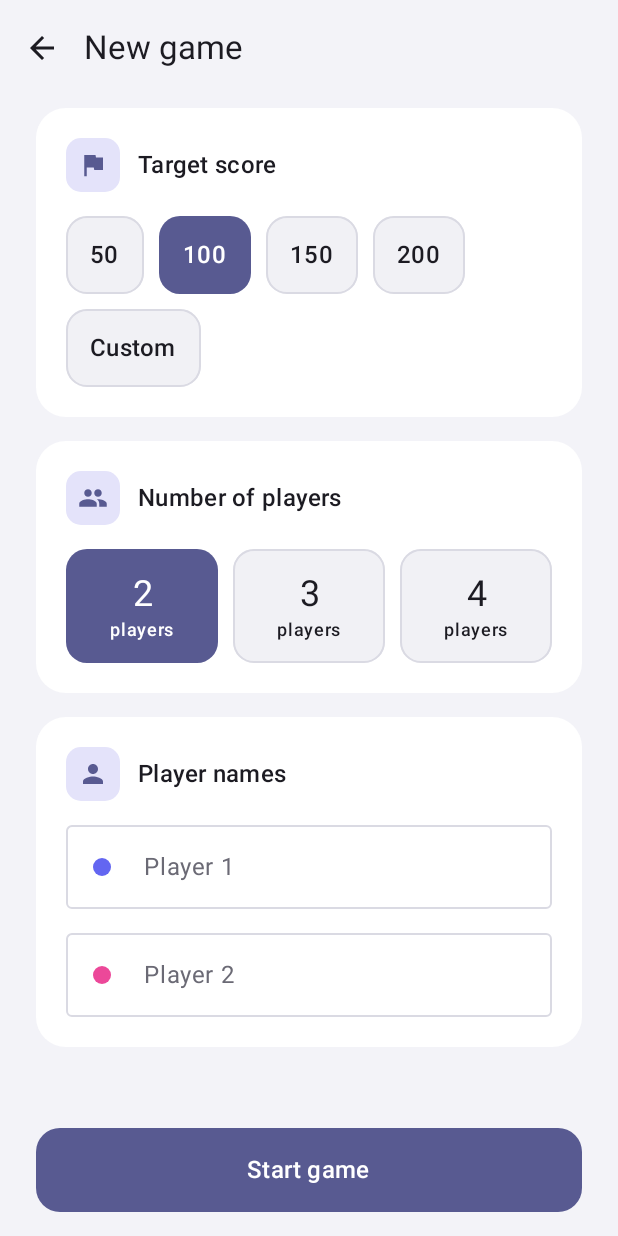
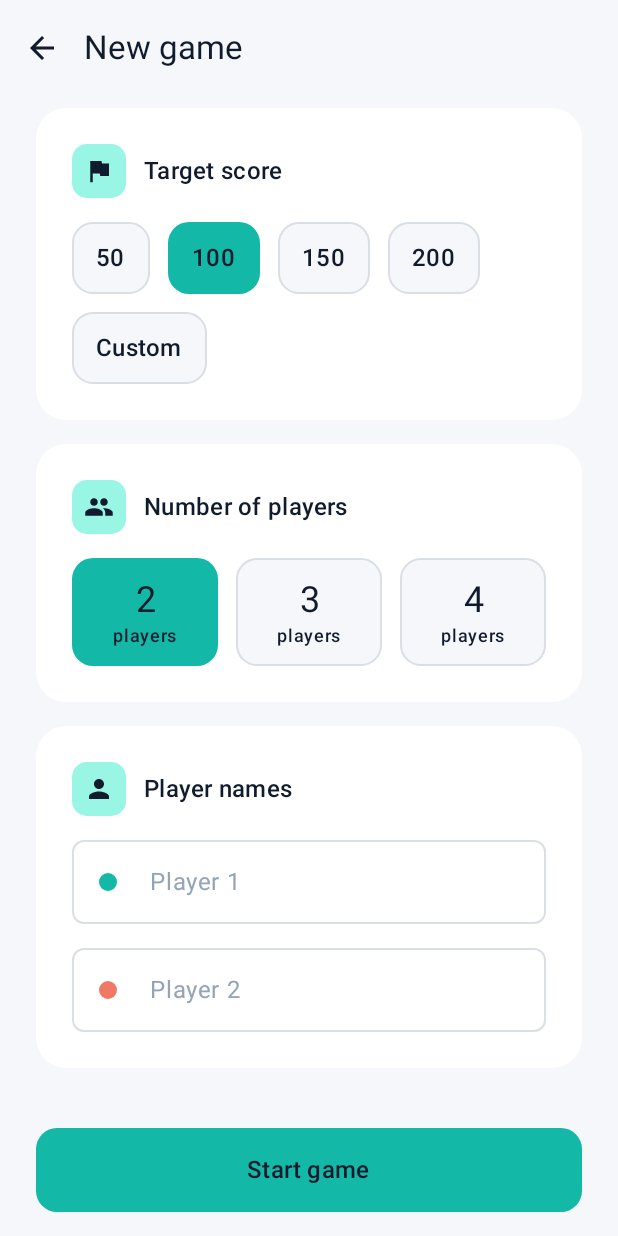
Before and after one commit to khaledX5/kotlin-domino-score-tracker, an Android app built with Jetpack Compose: the screen it shows after launch (MainActivity), after a tap on "New game", on a phone screen of 412 x 824 dp. Run offline under Robolectric (Android 15) with nearby library versions, the phone set to English and light mode, and no system bars; our stand-ins replace Dagger/Hilt's generated code, Room's generated code; libraries missing offline, so code that uses them is left out: androidx.hilt.lifecycle.

Commit message:
feat(ui): adopt the midnight teal palette as the design system

```diff
--- a/app/src/main/java/io/github/khaledx5/dominoscore/ui/components/FormSections.kt
+++ b/app/src/main/java/io/github/khaledx5/dominoscore/ui/components/FormSections.kt
@@ -23,6 +23,7 @@ import androidx.compose.ui.Modifier
 import androidx.compose.ui.res.painterResource
 import androidx.compose.ui.text.font.FontWeight
 import androidx.compose.ui.unit.dp
+import io.github.khaledx5.dominoscore.ui.theme.Spacing
 
 /** A white rounded card with an icon and a title, used to group one part of a form. */
 @Composable
@@ -34,18 +35,21 @@ fun SectionCard(
 ) {
     Card(
         modifier = modifier.fillMaxWidth(),
-        shape = RoundedCornerShape(20.dp),
+        shape = MaterialTheme.shapes.large,
         colors = CardDefaults.cardColors(containerColor = MaterialTheme.colorScheme.surface),
     ) {
-        Column(modifier = Modifier.padding(20.dp), verticalArrangement = Arrangement.spacedBy(16.dp)) {
-            Row(verticalAlignment = Alignment.CenterVertically, horizontalArrangement = Arrangement.spacedBy(12.dp)) {
-                Surface(shape = RoundedCornerShape(10.dp), color = MaterialTheme.colorScheme.primaryContainer) {
+        Column(modifier = Modifier.padding(Spacing.xl), verticalArrangement = Arrangement.spacedBy(Spacing.l)) {
+            Row(
+                verticalAlignment = Alignment.CenterVertically,
+                horizontalArrangement = Arrangement.spacedBy(Spacing.m),
+            ) {
+                Surface(shape = MaterialTheme.shapes.small, color = MaterialTheme.colorScheme.primaryContainer) {
                     Icon(
                         painter = painterResource(iconRes),
                         contentDescription = null,
-                        tint = MaterialTheme.colorScheme.primary,
+                        tint = MaterialTheme.colorScheme.onPrimaryContainer,
                         modifier = Modifier
-                            .padding(8.dp)
+                            .padding(Spacing.s)
                             .size(20.dp),
                     )
                 }
@@ -63,12 +67,15 @@ fun ChoiceTile(selected: Boolean, onClick: () -> Unit, modifier: Modifier = Modi
         selected = selected,
         onClick = onClick,
         modifier = modifier,
-        shape = RoundedCornerShape(14.dp),
+        shape = MaterialTheme.shapes.medium,
         color = if (selected) MaterialTheme.colorScheme.primary else MaterialTheme.colorScheme.surfaceVariant,
         contentColor = if (selected) MaterialTheme.colorScheme.onPrimary else MaterialTheme.colorScheme.onSurface,
         border = if (selected) null else BorderStroke(1.dp, MaterialTheme.colorScheme.outline),
     ) {
-        Box(modifier = Modifier.padding(horizontal = 16.dp, vertical = 14.dp), contentAlignment = Alignment.Center) {
+        Box(
+            modifier = Modifier.padding(horizontal = Spacing.l, vertical = Spacing.m),
+            contentAlignment = Alignment.Center,
+        ) {
             content()
         }
     }
--- a/app/src/main/java/io/github/khaledx5/dominoscore/ui/home/ActiveGameCard.kt
+++ b/app/src/main/java/io/github/khaledx5/dominoscore/ui/home/ActiveGameCard.kt
@@ -25,17 +25,18 @@ import androidx.compose.ui.unit.dp
 import io.github.khaledx5.dominoscore.R
 import io.github.khaledx5.dominoscore.ui.theme.DominoTheme
 import io.github.khaledx5.dominoscore.ui.theme.DominoThemeExtras
+import io.github.khaledx5.dominoscore.ui.theme.Spacing
 
 @Composable
 fun ActiveGameCard(game: ActiveGameUi, modifier: Modifier = Modifier) {
     Card(
         modifier = modifier.fillMaxWidth(),
-        shape = RoundedCornerShape(20.dp),
+        shape = MaterialTheme.shapes.large,
         colors = CardDefaults.cardColors(containerColor = MaterialTheme.colorScheme.surface),
     ) {
         Column(
-            modifier = Modifier.padding(20.dp),
-            verticalArrangement = Arrangement.spacedBy(12.dp),
+            modifier = Modifier.padding(Spacing.xl),
+            verticalArrangement = Arrangement.spacedBy(Spacing.m),
         ) {
             Text(
                 text = stringResource(R.string.home_active_game_title),
@@ -60,7 +61,7 @@ private fun StandingRow(standing: StandingUi, modifier: Modifier = Modifier) {
     Row(
         modifier = modifier.fillMaxWidth(),
         verticalAlignment = Alignment.CenterVertically,
-        horizontalArrangement = Arrangement.spacedBy(12.dp),
+        horizontalArrangement = Arrangement.spacedBy(Spacing.m),
     ) {
         Text(
             text = stringResource(R.string.rank_number, standing.rank),
@@ -83,10 +84,10 @@ private fun StandingRow(standing: StandingUi, modifier: Modifier = Modifier) {
             Text(
                 text = stringResource(R.string.qualified),
                 style = MaterialTheme.typography.labelMedium,
-                color = gameColors.qualified,
+                color = MaterialTheme.colorScheme.onSurface,
                 modifier = Modifier
-                    .background(gameColors.qualifiedContainer, RoundedCornerShape(8.dp))
-                    .padding(horizontal = 8.dp, vertical = 2.dp),
+                    .background(gameColors.qualifiedContainer, MaterialTheme.shapes.extraSmall)
+                    .padding(horizontal = Spacing.s, vertical = 2.dp),
             )
         }
         Text(
--- a/app/src/main/java/io/github/khaledx5/dominoscore/ui/home/HomeHeader.kt
+++ b/app/src/main/java/io/github/khaledx5/dominoscore/ui/home/HomeHeader.kt
@@ -13,7 +13,6 @@ import androidx.compose.runtime.Composable
 import androidx.compose.ui.Alignment
 import androidx.compose.ui.Modifier
 import androidx.compose.ui.draw.clip
-import androidx.compose.ui.graphics.Color
 import androidx.compose.ui.res.painterResource
 import androidx.compose.ui.res.stringResource
 import androidx.compose.ui.text.font.FontWeight
@@ -22,25 +21,28 @@ import androidx.compose.ui.tooling.preview.Preview
 import androidx.compose.ui.unit.dp
 import io.github.khaledx5.dominoscore.R
 import io.github.khaledx5.dominoscore.ui.theme.DominoTheme
+import io.github.khaledx5.dominoscore.ui.theme.DominoThemeExtras
+import io.github.khaledx5.dominoscore.ui.theme.Spacing
 
 @Composable
 fun HomeHeader(modifier: Modifier = Modifier) {
+    val gameColors = DominoThemeExtras.gameColors
     Column(
         modifier = modifier,
         horizontalAlignment = Alignment.CenterHorizontally,
-        verticalArrangement = Arrangement.spacedBy(12.dp),
+        verticalArrangement = Arrangement.spacedBy(Spacing.m),
     ) {
         Box(
             modifier = Modifier
                 .size(96.dp)
-                .clip(RoundedCornerShape(24.dp))
-                .background(MaterialTheme.colorScheme.primary),
+                .clip(MaterialTheme.shapes.extraLarge)
+                .background(gameColors.brand),
             contentAlignment = Alignment.Center,
         ) {
             Icon(
                 painter = painterResource(R.drawable.ic_launcher_foreground),
                 contentDescription = null,
-                tint = Color.White,
+                tint = gameColors.onBrand,
                 modifier = Modifier.size(96.dp),
             )
         }
--- a/app/src/main/java/io/github/khaledx5/dominoscore/ui/home/HomeScreen.kt
+++ b/app/src/main/java/io/github/khaledx5/dominoscore/ui/home/HomeScreen.kt
@@ -26,11 +26,11 @@ import androidx.compose.ui.Alignment
 import androidx.compose.ui.Modifier
 import androidx.compose.ui.res.painterResource
 import androidx.compose.ui.res.stringResource
-import androidx.compose.ui.unit.dp
 import androidx.hilt.lifecycle.viewmodel.compose.hiltViewModel
 import androidx.lifecycle.compose.collectAsStateWithLifecycle
 import io.github.khaledx5.dominoscore.R
 import io.github.khaledx5.dominoscore.ui.settings.SettingsSheet
+import io.github.khaledx5.dominoscore.ui.theme.Spacing
 
 @Composable
 fun HomeScreen(onNewGame: () -> Unit, modifier: Modifier = Modifier, viewModel: HomeViewModel = hiltViewModel()) {
@@ -56,16 +56,16 @@ fun HomeContent(state: HomeUiState, onNewGame: () -> Unit, onOpenSettings: () ->
                 .fillMaxSize()
                 .padding(innerPadding)
                 .verticalScroll(rememberScrollState())
-                .padding(horizontal = 24.dp, vertical = 16.dp),
+                .padding(horizontal = Spacing.xl, vertical = Spacing.l),
             horizontalAlignment = Alignment.CenterHorizontally,
-            verticalArrangement = Arrangement.spacedBy(24.dp),
+            verticalArrangement = Arrangement.spacedBy(Spacing.xl),
         ) {
             Row(modifier = Modifier.fillMaxWidth(), horizontalArrangement = Arrangement.End) {
                 IconButton(onClick = onOpenSettings) {
                     Icon(
                         painter = painterResource(R.drawable.ic_settings),
                         contentDescription = stringResource(R.string.settings_open),
-                        tint = MaterialTheme.colorScheme.primary,
+                        tint = MaterialTheme.colorScheme.onBackground,
                     )
                 }
             }
@@ -76,10 +76,10 @@ fun HomeContent(state: HomeUiState, onNewGame: () -> Unit, onOpenSettings: () ->
             }
             Button(
                 onClick = onNewGame,
-                shape = RoundedCornerShape(16.dp),
+                shape = MaterialTheme.shapes.medium,
                 modifier = Modifier
                     .fillMaxWidth()
-                    .height(56.dp),
+                    .height(Spacing.primaryButtonHeight),
             ) {
                 Text(stringResource(R.string.home_new_game), style = MaterialTheme.typography.titleMedium)
             }
--- a/app/src/main/java/io/github/khaledx5/dominoscore/ui/settings/SettingsSheet.kt
+++ b/app/src/main/java/io/github/khaledx5/dominoscore/ui/settings/SettingsSheet.kt
@@ -30,6 +30,7 @@ import androidx.lifecycle.compose.collectAsStateWithLifecycle
 import io.github.khaledx5.dominoscore.R
 import io.github.khaledx5.dominoscore.ui.components.ChoiceTile
 import io.github.khaledx5.dominoscore.ui.theme.DominoTheme
+import io.github.khaledx5.dominoscore.ui.theme.Spacing
 
 @OptIn(ExperimentalMaterial3Api::class)
 @Composable
@@ -43,8 +44,8 @@ fun SettingsSheet(
         Column(
             modifier = Modifier
                 .navigationBarsPadding()
-                .padding(start = 24.dp, end = 24.dp, bottom = 32.dp),
-            verticalArrangement = Arrangement.spacedBy(16.dp),
+                .padding(start = Spacing.xl, end = Spacing.xl, bottom = Spacing.xxl),
+            verticalArrangement = Arrangement.spacedBy(Spacing.l),
         ) {
             Text(
                 text = stringResource(R.string.settings_title),
@@ -58,7 +59,7 @@ fun SettingsSheet(
 
 @Composable
 fun LanguageOptions(selected: AppLanguage, onSelect: (AppLanguage) -> Unit, modifier: Modifier = Modifier) {
-    Column(modifier = modifier, verticalArrangement = Arrangement.spacedBy(8.dp)) {
+    Column(modifier = modifier, verticalArrangement = Arrangement.spacedBy(Spacing.s)) {
         Text(
             text = stringResource(R.string.settings_language),
             style = MaterialTheme.typography.labelLarge,
@@ -69,7 +70,7 @@ fun LanguageOptions(selected: AppLanguage, onSelect: (AppLanguage) -> Unit, modi
             modifier = Modifier
                 .fillMaxWidth()
                 .height(IntrinsicSize.Min),
-            horizontalArrangement = Arrangement.spacedBy(10.dp),
+            horizontalArrangement = Arrangement.spacedBy(Spacing.m),
         ) {
             AppLanguage.entries.forEach { language ->
                 ChoiceTile(
--- a/app/src/main/java/io/github/khaledx5/dominoscore/ui/setup/SetupScreen.kt
+++ b/app/src/main/java/io/github/khaledx5/dominoscore/ui/setup/SetupScreen.kt
@@ -60,6 +60,7 @@ import io.github.khaledx5.dominoscore.ui.components.ChoiceTile
 import io.github.khaledx5.dominoscore.ui.components.SectionCard
 import io.github.khaledx5.dominoscore.ui.theme.DominoTheme
 import io.github.khaledx5.dominoscore.ui.theme.DominoThemeExtras
+import io.github.khaledx5.dominoscore.ui.theme.Spacing
 
 @Composable
 fun SetupScreen(
@@ -132,13 +133,13 @@ fun SetupContent(
             Button(
                 onClick = onStart,
                 enabled = !state.isStarting,
-                shape = RoundedCornerShape(16.dp),
+                shape = MaterialTheme.shapes.medium,
                 modifier = Modifier
                     .fillMaxWidth()
                     // Stays above the gesture bar, and above the keyboard while a name is typed.
                     .windowInsetsPadding(WindowInsets.navigationBars.union(WindowInsets.ime))
-                    .padding(horizontal = 24.dp, vertical = 16.dp)
-                    .height(56.dp),
+                    .padding(horizontal = Spacing.xl, vertical = Spacing.l)
+                    .height(Spacing.primaryButtonHeight),
             ) {
                 if (state.isStarting) {
                     CircularProgressIndicator(
@@ -156,8 +157,8 @@ fun SetupContent(
                 .fillMaxSize()
                 .padding(innerPadding)
                 .verticalScroll(rememberScrollState())
-                .padding(horizontal = 24.dp, vertical = 8.dp),
-            verticalArrangement = Arrangement.spacedBy(16.dp),
+                .padding(horizontal = Spacing.xl, vertical = Spacing.s),
+            verticalArrangement = Arrangement.spacedBy(Spacing.l),
         ) {
             TargetSection(state, onSelectPreset, onSelectCustom, onCustomTargetChange)
             PlayerCountSection(playerCount = state.playerCount, onPlayerCountChange = onPlayerCountChange)
@@ -181,8 +182,8 @@ private fun TargetSection(
         modifier = modifier,
     ) {
         FlowRow(
-            horizontalArrangement = Arrangement.spacedBy(10.dp),
-            verticalArrangement = Arrangement.spacedBy(10.dp),
+            horizontalArrangement = Arrangement.spacedBy(Spacing.m),
+            verticalArrangement = Arrangement.spacedBy(Spacing.m),
         ) {
             SetupUiState.TARGET_PRESETS.forEach { preset ->
                 ChoiceTile(
@@ -222,7 +223,7 @@ private fun PlayerCountSection(playerCount: Int, onPlayerCountChange: (Int) -> U
         iconRes = R.drawable.ic_group,
         modifier = modifier,
     ) {
-        Row(horizontalArrangement = Arrangement.spacedBy(10.dp)) {
+        Row(horizontalArrangement = Arrangement.spacedBy(Spacing.m)) {
             Game.PLAYER_COUNT.forEach { count ->
                 ChoiceTile(
                     selected = count == playerCount,
--- a/app/src/main/java/io/github/khaledx5/dominoscore/ui/theme/Color.kt
+++ b/app/src/main/java/io/github/khaledx5/dominoscore/ui/theme/Color.kt
@@ -1,40 +1,68 @@
 package io.github.khaledx5.dominoscore.ui.theme
 
+import androidx.compose.runtime.Immutable
 import androidx.compose.ui.graphics.Color
+import androidx.compose.ui.graphics.compositeOver
 
-internal val Indigo = Color(0xFF585A91)
-internal val IndigoContainer = Color(0xFFE4E3FA)
-internal val OnIndigoContainer = Color(0xFF1B1C4A)
-internal val Surface = Color(0xFFFFFFFF)
-internal val Background = Color(0xFFF3F3F8)
-internal val SurfaceVariant = Color(0xFFF1F1F5)
-internal val OnSurface = Color(0xFF1C1B22)
-internal val OnSurfaceVariant = Color(0xFF6B6A75)
-internal val Outline = Color(0xFFDADAE3)
-internal val Error = Color(0xFFD32F2F)
+/**
+ * The Midnight Teal palette: the only raw colors in the app. Screens never use these directly;
+ * they read the Material color scheme or [GameColors], which are built from them below.
+ */
+internal object MidnightTeal {
+    val MidnightNavy = Color(0xFF101B2D)
+    val DeepSlate = Color(0xFF1C2B40)
+    val ElectricTeal = Color(0xFF14B8A6)
+    val SoftMint = Color(0xFF99F6E4)
+    val WarmGold = Color(0xFFF4B942)
+    val Coral = Color(0xFFF07866)
+    val OffWhite = Color(0xFFF5F7FA)
+    val MutedGray = Color(0xFF94A3B8)
+    val White = Color(0xFFFFFFFF)
+}
+
+/** A light wash of a palette color on white, for badge and highlight backgrounds. */
+private fun Color.tint(strength: Float): Color = copy(alpha = strength).compositeOver(MidnightTeal.White)
+
+private const val CONTAINER_TINT = 0.16f
+private const val OUTLINE_TINT = 0.35f
+
+internal val OutlineGray = MidnightTeal.MutedGray.tint(OUTLINE_TINT)
 
 /** Colors with a game meaning that Material's scheme has no slot for. */
+@Immutable
 data class GameColors(
+    val brand: Color,
+    val onBrand: Color,
     val add: Color,
     val addContainer: Color,
     val penalty: Color,
     val penaltyContainer: Color,
     val qualified: Color,
     val qualifiedContainer: Color,
+    val king: Color,
+    val kingContainer: Color,
+    val kooz: Color,
+    val koozContainer: Color,
     val players: List<Color>,
 )
 
-internal val LightGameColors = GameColors(
-    add = Color(0xFF1E9E6A),
-    addContainer = Color(0xFFE6F5EE),
-    penalty = Color(0xFFF08C00),
-    penaltyContainer = Color(0xFFFFF4E5),
-    qualified = Color(0xFFFF9800),
-    qualifiedContainer = Color(0xFFFFF3D6),
+internal val MidnightTealGameColors = GameColors(
+    brand = MidnightTeal.MidnightNavy,
+    onBrand = MidnightTeal.White,
+    add = MidnightTeal.ElectricTeal,
+    addContainer = MidnightTeal.ElectricTeal.tint(CONTAINER_TINT),
+    penalty = MidnightTeal.Coral,
+    penaltyContainer = MidnightTeal.Coral.tint(CONTAINER_TINT),
+    qualified = MidnightTeal.WarmGold,
+    qualifiedContainer = MidnightTeal.WarmGold.tint(CONTAINER_TINT),
+    king = MidnightTeal.WarmGold,
+    kingContainer = MidnightTeal.WarmGold.tint(CONTAINER_TINT),
+    kooz = MidnightTeal.Coral,
+    koozContainer = MidnightTeal.Coral.tint(CONTAINER_TINT),
     players = listOf(
-        Color(0xFF6366F1),
-        Color(0xFFEC4899),
-        Color(0xFF14B8A6),
-        Color(0xFFF59E0B),
+        MidnightTeal.ElectricTeal,
+        MidnightTeal.Coral,
+        MidnightTeal.WarmGold,
+        MidnightTeal.DeepSlate,
     ),
 )
--- /dev/null
+++ b/app/src/main/java/io/github/khaledx5/dominoscore/ui/theme/Shape.kt
@@ -0,0 +1,17 @@
+package io.github.khaledx5.dominoscore.ui.theme
+
+import androidx.compose.foundation.shape.RoundedCornerShape
+import androidx.compose.material3.Shapes
+import androidx.compose.ui.unit.dp
+
+/**
+ * Corner radii used across the app: extraSmall for badges, small for icon tiles, medium for
+ * choice tiles and buttons, large for cards, extraLarge for sheets and dialogs.
+ */
+internal val DominoShapes = Shapes(
+    extraSmall = RoundedCornerShape(8.dp),
+    small = RoundedCornerShape(10.dp),
+    medium = RoundedCornerShape(14.dp),
+    large = RoundedCornerShape(20.dp),
+    extraLarge = RoundedCornerShape(28.dp),
+)
--- /dev/null
+++ b/app/src/main/java/io/github/khaledx5/dominoscore/ui/theme/Spacing.kt
@@ -0,0 +1,19 @@
+package io.github.khaledx5.dominoscore.ui.theme
+
+import androidx.compose.ui.unit.dp
+
+/** The spacing scale. Layouts pick from these steps instead of inventing new values. */
+object Spacing {
+    val xs = 4.dp
+    val s = 8.dp
+    val m = 12.dp
+    val l = 16.dp
+    val xl = 24.dp
+    val xxl = 32.dp
+
+    /** Side padding of every screen. */
+    val screenHorizontal = xl
+
+    /** Height of the main call-to-action buttons. */
+    val primaryButtonHeight = 56.dp
+}
--- a/app/src/main/java/io/github/khaledx5/dominoscore/ui/theme/Theme.kt
+++ b/app/src/main/java/io/github/khaledx5/dominoscore/ui/theme/Theme.kt
@@ -5,33 +5,50 @@ import androidx.compose.material3.lightColorScheme
 import androidx.compose.runtime.Composable
 import androidx.compose.runtime.CompositionLocalProvider
 import androidx.compose.runtime.staticCompositionLocalOf
-import androidx.compose.ui.graphics.Color
 
-private val LightColorScheme = lightColorScheme(
-    primary = Indigo,
-    onPrimary = Color.White,
-    primaryContainer = IndigoContainer,
-    onPrimaryContainer = OnIndigoContainer,
-    background = Background,
-    onBackground = OnSurface,
-    surface = Surface,
-    onSurface = OnSurface,
-    surfaceVariant = SurfaceVariant,
-    onSurfaceVariant = OnSurfaceVariant,
-    outline = Outline,
-    error = Error,
+/**
+ * Midnight Teal on Material 3. Teal is the primary action color; text on it is navy, because
+ * white on this teal is below the 4.5:1 contrast minimum.
+ */
+private val MidnightTealColorScheme = lightColorScheme(
+    primary = MidnightTeal.ElectricTeal,
+    onPrimary = MidnightTeal.MidnightNavy,
+    primaryContainer = MidnightTeal.SoftMint,
+    onPrimaryContainer = MidnightTeal.MidnightNavy,
+    secondary = MidnightTeal.DeepSlate,
+    onSecondary = MidnightTeal.White,
+    secondaryContainer = MidnightTeal.DeepSlate,
+    onSecondaryContainer = MidnightTeal.White,
+    tertiary = MidnightTeal.WarmGold,
+    onTertiary = MidnightTeal.MidnightNavy,
+    background = MidnightTeal.OffWhite,
+    onBackground = MidnightTeal.MidnightNavy,
+    surface = MidnightTeal.White,
+    onSurface = MidnightTeal.MidnightNavy,
+    surfaceVariant = MidnightTeal.OffWhite,
+    onSurfaceVariant = MidnightTeal.MutedGray,
+    surfaceContainerLow = MidnightTeal.White,
+    surfaceContainer = MidnightTeal.White,
+    surfaceContainerHigh = MidnightTeal.White,
+    surfaceContainerHighest = MidnightTeal.OffWhite,
+    inverseSurface = MidnightTeal.MidnightNavy,
+    inverseOnSurface = MidnightTeal.OffWhite,
+    inversePrimary = MidnightTeal.SoftMint,
+    outline = OutlineGray,
+    outlineVariant = OutlineGray,
+    error = MidnightTeal.Coral,
+    onError = MidnightTeal.MidnightNavy,
 )
 
-private val LocalGameColors = staticCompositionLocalOf { LightGameColors }
+private val LocalGameColors = staticCompositionLocalOf { MidnightTealGameColors }
 
-/**
- * The app ships a single light theme, matching the score sheet look players expect at the table.
- */
+/** The app ships one light theme, matching the score sheet look players expect at the table. */
 @Composable
 fun DominoTheme(content: @Composable () -> Unit) {
-    CompositionLocalProvider(LocalGameColors provides LightGameColors) {
+    CompositionLocalProvider(LocalGameColors provides MidnightTealGameColors) {
         MaterialTheme(
-            colorScheme = LightColorScheme,
+            colorScheme = MidnightTealColorScheme,
+            shapes = DominoShapes,
             content = content,
         )
     }
--- a/app/src/main/res/values/colors.xml
+++ b/app/src/main/res/values/colors.xml
@@ -1,4 +1,6 @@
 <?xml version="1.0" encoding="utf-8"?>
 <resources>
-    <color name="launcher_background">#585A91</color>
+    <!-- Midnight Teal, for the launcher icon and the window behind the first frame. -->
+    <color name="launcher_background">#101B2D</color>
+    <color name="window_background">#F5F7FA</color>
 </resources>
--- a/app/src/main/res/values/themes.xml
+++ b/app/src/main/res/values/themes.xml
@@ -1,5 +1,7 @@
 <?xml version="1.0" encoding="utf-8"?>
 <resources>
     <!-- AppCompat theme: AppCompatActivity applies the per-app language on Android 12 and older. -->
-    <style name="Theme.DominoScore" parent="Theme.AppCompat.Light.NoActionBar" />
+    <style name="Theme.DominoScore" parent="Theme.AppCompat.Light.NoActionBar">
+        <item name="android:windowBackground">@color/window_background</item>
+    </style>
 </resources>
```
